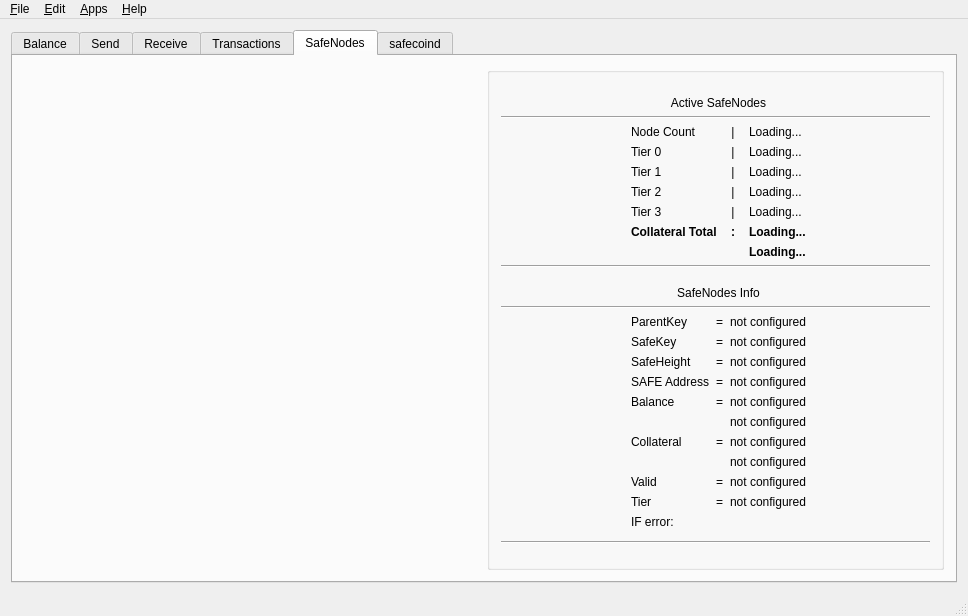
Qt form src/mainwindow.ui (ZcashFoundation/zecwallet) before a commit.
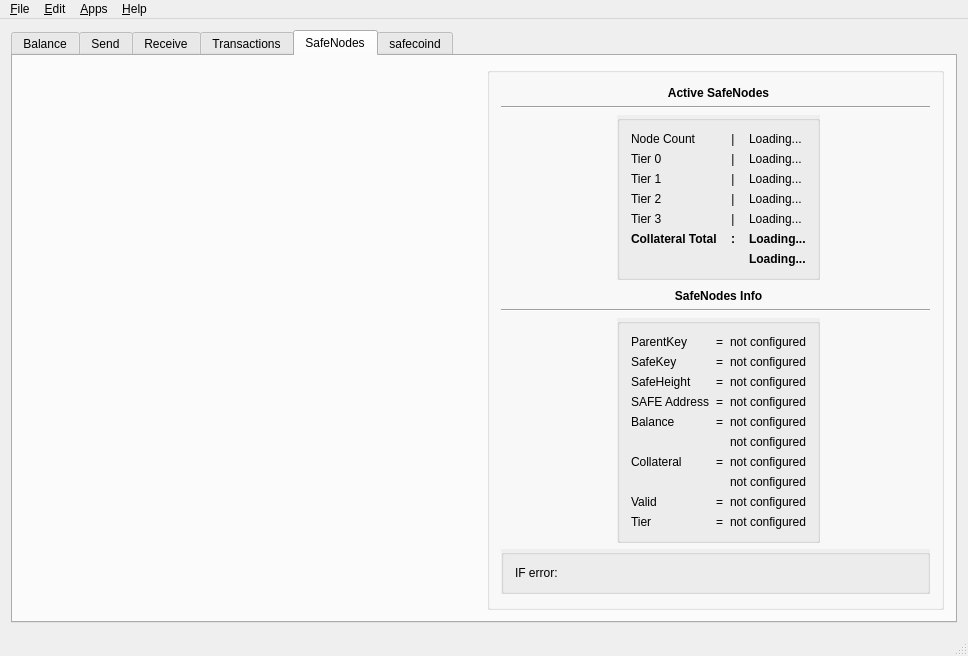
The same form after that commit. Icons and pictures are not drawn. Custom widgets are drawn as their Qt base class.

Commit message: visual enhancements safenodes tab

Patch:
```diff
--- a/src/mainwindow.ui
+++ b/src/mainwindow.ui
@@ -7,7 +7,7 @@
     <x>0</x>
     <y>0</y>
     <width>968</width>
-    <height>616</height>
+    <height>656</height>
    </rect>
   </property>
   <property name="windowTitle">
@@ -948,7 +948,7 @@
        </attribute>
        <layout class="QVBoxLayout" name="verticalLayout_11">
         <item>
-         <layout class="QHBoxLayout" name="horizontalLayout_15">
+         <layout class="QHBoxLayout" name="horizontalLayout_17">
           <item>
            <widget class="FilledIconLabel" name="safenodelogo">
             <property name="sizePolicy">
@@ -970,64 +970,17 @@
             <property name="title">
              <string/>
             </property>
+            <layout class="QGridLayout" name="gridLayout_6">
+             <item row="16" column="2">
+              <widget class="QGroupBox" name="groupBox_8">
+               <property name="autoFillBackground">
+                <bool>true</bool>
+               </property>
+               <property name="title">
+                <string/>
+               </property>
             <layout class="QGridLayout" name="gridLayout_5">
-             <item row="20" column="2">
-              <spacer name="verticalSpacer_6">
-               <property name="orientation">
-                <enum>Qt::Vertical</enum>
-               </property>
-               <property name="sizeHint" stdset="0">
-                <size>
-                 <width>20</width>
-                 <height>40</height>
-                </size>
-               </property>
-              </spacer>
-             </item>
-             <item row="19" column="0" colspan="4">
-              <widget class="Line" name="line_4">
-               <property name="orientation">
-                <enum>Qt::Horizontal</enum>
-               </property>
-              </widget>
-             </item>
-             <item row="0" column="2">
-              <spacer name="verticalSpacer_7">
-               <property name="orientation">
-                <enum>Qt::Vertical</enum>
-               </property>
-               <property name="sizeHint" stdset="0">
-                <size>
-                 <width>20</width>
-                 <height>40</height>
-                </size>
-               </property>
-              </spacer>
-             </item>
-             <item row="17" column="0">
-              <spacer name="horizontalSpacer_8">
-               <property name="orientation">
-                <enum>Qt::Horizontal</enum>
-               </property>
-               <property name="sizeHint" stdset="0">
-                <size>
-                 <width>40</width>
-                 <height>20</height>
-                </size>
-               </property>
-              </spacer>
-             </item>
-             <item row="1" column="2">
-              <widget class="QLabel" name="label_15">
-               <property name="text">
-                <string>Active SafeNodes</string>
-               </property>
-               <property name="alignment">
-                <set>Qt::AlignCenter</set>
-               </property>
-              </widget>
-             </item>
-             <item row="17" column="2">
+                <item row="0" column="0">
               <layout class="QVBoxLayout" name="verticalLayout_12">
                <item>
                 <layout class="QGridLayout" name="gridLayout_Info">
@@ -1241,90 +1194,61 @@
                </item>
               </layout>
              </item>
-             <item row="16" column="0" colspan="4">
-              <widget class="Line" name="line_6">
-               <property name="orientation">
-                <enum>Qt::Horizontal</enum>
-               </property>
+               </layout>
               </widget>
              </item>
-             <item row="2" column="0" colspan="4">
-              <widget class="Line" name="line_5">
-               <property name="orientation">
-                <enum>Qt::Horizontal</enum>
+             <item row="17" column="0" rowspan="3" colspan="4">
+              <widget class="QGroupBox" name="groupBox_8">
+               <property name="autoFillBackground">
+                <bool>true</bool>
                </property>
-              </widget>
-             </item>
-             <item row="14" column="2">
-              <spacer name="verticalSpacer_8">
-               <property name="orientation">
-                <enum>Qt::Vertical</enum>
+               <property name="title">
+                <string/>
                </property>
-               <property name="sizeHint" stdset="0">
-                <size>
-                 <width>20</width>
-                 <height>40</height>
-                </size>
-               </property>
-              </spacer>
-             </item>
-             <item row="11" column="0" colspan="2">
-              <spacer name="horizontalSpacer_10">
-               <property name="orientation">
-                <enum>Qt::Horizontal</enum>
-               </property>
-               <property name="sizeHint" stdset="0">
-                <size>
-                 <width>40</width>
-                 <height>20</height>
-                </size>
-               </property>
-              </spacer>
-             </item>
-             <item row="11" column="3">
-              <spacer name="horizontalSpacer_11">
-               <property name="orientation">
-                <enum>Qt::Horizontal</enum>
-               </property>
-               <property name="sizeHint" stdset="0">
-                <size>
-                 <width>40</width>
-                 <height>20</height>
-                </size>
-               </property>
-              </spacer>
-             </item>
-             <item row="17" column="3">
-              <spacer name="horizontalSpacer_9">
-               <property name="orientation">
-                <enum>Qt::Horizontal</enum>
-               </property>
-               <property name="sizeHint" stdset="0">
-                <size>
-                 <width>40</width>
-                 <height>20</height>
-                </size>
-               </property>
-              </spacer>
-             </item>
-             <item row="13" column="0" colspan="4">
-              <widget class="Line" name="line_3">
-               <property name="orientation">
-                <enum>Qt::Horizontal</enum>
-               </property>
-              </widget>
-             </item>
-             <item row="15" column="2">
-              <widget class="QLabel" name="label_16">
-               <property name="text">
-                <string>SafeNodes Info</string>
-               </property>
-               <property name="alignment">
-                <set>Qt::AlignCenter</set>
-               </property>
+               <layout class="QGridLayout" name="gridLayout_5">
+                <item row="0" column="0">
+                 <layout class="QFormLayout" name="formLayout">
+                  <item row="1" column="0">
+                   <widget class="QLabel" name="errorslabel">
+                    <property name="text">
+                     <string>IF error:</string>
+                    </property>
+                   </widget>
+                  </item>
+                  <item row="1" column="1">
+                   <widget class="QLabel" name="errors">
+                    <property name="font">
+                     <font>
+                      <weight>75</weight>
+                      <bold>true</bold>
+                     </font>
+                    </property>
+                    <property name="styleSheet">
+                     <string notr="true">color:red;</string>
+                    </property>
+                    <property name="text">
+                     <string/>
+                    </property>
+                    <property name="wordWrap">
+                     <bool>false</bool>
+                    </property>
+                   </widget>
+                  </item>
+                 </layout>
+                </item>
+               </layout>
               </widget>
              </item>
              <item row="11" column="2">
+              <widget class="QGroupBox" name="groupBox_8">
+               <property name="autoFillBackground">
+                <bool>true</bool>
+               </property>
+               <property name="title">
+                <string/>
+               </property>
+               <layout class="QGridLayout" name="gridLayout_5">
+                <item row="0" column="0">
               <layout class="QVBoxLayout" name="verticalLayout_13">
                <item>
                 <layout class="QGridLayout" name="gridLayout_Active">
@@ -1434,8 +1358,14 @@
                  </item>
                  <item row="6" column="0">
                   <widget class="QLabel" name="collateral_total_label">
+                      <property name="font">
+                       <font>
+                        <weight>75</weight>
+                        <bold>true</bold>
+                       </font>
+                      </property>
                    <property name="text">
-                    <string>&lt;html&gt;&lt;head/&gt;&lt;body&gt;&lt;p&gt;&lt;span style=&quot; font-weight:600;&quot;&gt;Collateral Total&lt;/span&gt;&lt;/p&gt;&lt;/body&gt;&lt;/html&gt;</string>
+                       <string>Collateral Total</string>
                    </property>
                    <property name="alignment">
                     <set>Qt::AlignJustify|Qt::AlignVCenter</set>
@@ -1473,8 +1403,14 @@
                  </item>
                  <item row="6" column="1">
                   <widget class="QLabel" name="collateral_totalsep">
+                      <property name="font">
+                       <font>
+                        <weight>75</weight>
+                        <bold>true</bold>
+                       </font>
+                      </property>
                    <property name="text">
-                    <string>&lt;html&gt;&lt;head/&gt;&lt;body&gt;&lt;p&gt;&lt;span style=&quot; font-weight:600;&quot;&gt;:&lt;/span&gt;&lt;/p&gt;&lt;/body&gt;&lt;/html&gt;</string>
+                       <string>:</string>
                    </property>
                    <property name="alignment">
                     <set>Qt::AlignCenter</set>
@@ -1528,51 +1464,11 @@
                </item>
               </layout>
              </item>
-             <item row="18" column="3">
-              <spacer name="horizontalSpacer_12">
-               <property name="orientation">
-                <enum>Qt::Horizontal</enum>
-               </property>
-               <property name="sizeHint" stdset="0">
-                <size>
-                 <width>40</width>
-                 <height>20</height>
-                </size>
-               </property>
-              </spacer>
-             </item>
-             <item row="18" column="2">
-              <layout class="QFormLayout" name="formLayout">
-               <item row="1" column="0">
-                <widget class="QLabel" name="errorslabel">
-                 <property name="text">
-                  <string>IF error:</string>
-                 </property>
-                </widget>
-               </item>
-               <item row="1" column="1">
-                <widget class="QLabel" name="errors">
-                 <property name="font">
-                  <font>
-                   <weight>75</weight>
-                   <bold>true</bold>
-                  </font>
-                 </property>
-                 <property name="styleSheet">
-                  <string notr="true">color:red;</string>
-                 </property>
-                 <property name="text">
-                  <string/>
-                 </property>
-                 <property name="wordWrap">
-                  <bool>false</bool>
-                 </property>
-                </widget>
-               </item>
-              </layout>
+               </layout>
+              </widget>
              </item>
-             <item row="18" column="0">
-              <spacer name="horizontalSpacer_13">
+             <item row="11" column="0" colspan="2">
+              <spacer name="horizontalSpacer_10">
                <property name="orientation">
                 <enum>Qt::Horizontal</enum>
                </property>
@@ -1584,6 +1480,130 @@
                </property>
               </spacer>
              </item>
+             <item row="16" column="3">
+              <spacer name="horizontalSpacer_9">
+               <property name="orientation">
+                <enum>Qt::Horizontal</enum>
+               </property>
+               <property name="sizeHint" stdset="0">
+                <size>
+                 <width>40</width>
+                 <height>20</height>
+                </size>
+               </property>
+              </spacer>
+             </item>
+             <item row="15" column="0" colspan="4">
+              <widget class="Line" name="line_6">
+               <property name="orientation">
+                <enum>Qt::Horizontal</enum>
+               </property>
+              </widget>
+             </item>
+             <item row="16" column="0">
+              <spacer name="horizontalSpacer_8">
+               <property name="orientation">
+                <enum>Qt::Horizontal</enum>
+               </property>
+               <property name="sizeHint" stdset="0">
+                <size>
+                 <width>40</width>
+                 <height>20</height>
+                </size>
+               </property>
+              </spacer>
+             </item>
+             <item row="0" column="2">
+              <spacer name="verticalSpacer_7">
+               <property name="orientation">
+                <enum>Qt::Vertical</enum>
+               </property>
+               <property name="sizeHint" stdset="0">
+                <size>
+                 <width>20</width>
+                 <height>40</height>
+                </size>
+               </property>
+              </spacer>
+             </item>
+             <item row="2" column="0" colspan="4">
+              <widget class="Line" name="line_5">
+               <property name="orientation">
+                <enum>Qt::Horizontal</enum>
+               </property>
+              </widget>
+             </item>
+             <item row="14" column="2">
+              <widget class="QLabel" name="label_16">
+               <property name="font">
+                <font>
+                 <weight>75</weight>
+                 <bold>true</bold>
+                </font>
+               </property>
+               <property name="text">
+                <string>SafeNodes Info</string>
+               </property>
+               <property name="alignment">
+                <set>Qt::AlignCenter</set>
+               </property>
+              </widget>
+             </item>
+             <item row="13" column="2">
+              <spacer name="verticalSpacer_8">
+               <property name="orientation">
+                <enum>Qt::Vertical</enum>
+               </property>
+               <property name="sizeHint" stdset="0">
+                <size>
+                 <width>20</width>
+                 <height>40</height>
+                </size>
+               </property>
+              </spacer>
+             </item>
+             <item row="11" column="3">
+              <spacer name="horizontalSpacer_11">
+               <property name="orientation">
+                <enum>Qt::Horizontal</enum>
+               </property>
+               <property name="sizeHint" stdset="0">
+                <size>
+                 <width>40</width>
+                 <height>20</height>
+                </size>
+               </property>
+              </spacer>
+             </item>
+             <item row="1" column="2">
+              <widget class="QLabel" name="label_15">
+               <property name="font">
+                <font>
+                 <weight>75</weight>
+                 <bold>true</bold>
+                </font>
+               </property>
+               <property name="text">
+                <string>Active SafeNodes</string>
+               </property>
+               <property name="alignment">
+                <set>Qt::AlignCenter</set>
+               </property>
+              </widget>
+             </item>
+             <item row="20" column="2">
+              <spacer name="verticalSpacer_6">
+               <property name="orientation">
+                <enum>Qt::Vertical</enum>
+               </property>
+               <property name="sizeHint" stdset="0">
+                <size>
+                 <width>20</width>
+                 <height>40</height>
+                </size>
+               </property>
+              </spacer>
+             </item>
             </layout>
            </widget>
           </item>
```
Left out of the diff: 4 changed lines with no effect on the pictures. Lines whose indentation alone changed are shown as unchanged. The commit also changes 1 other file.
